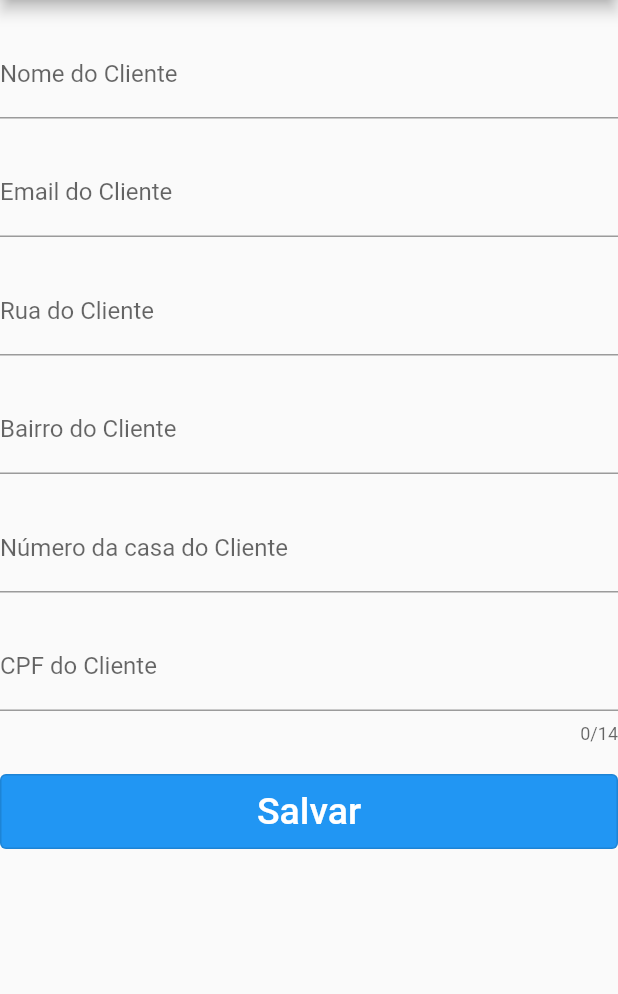
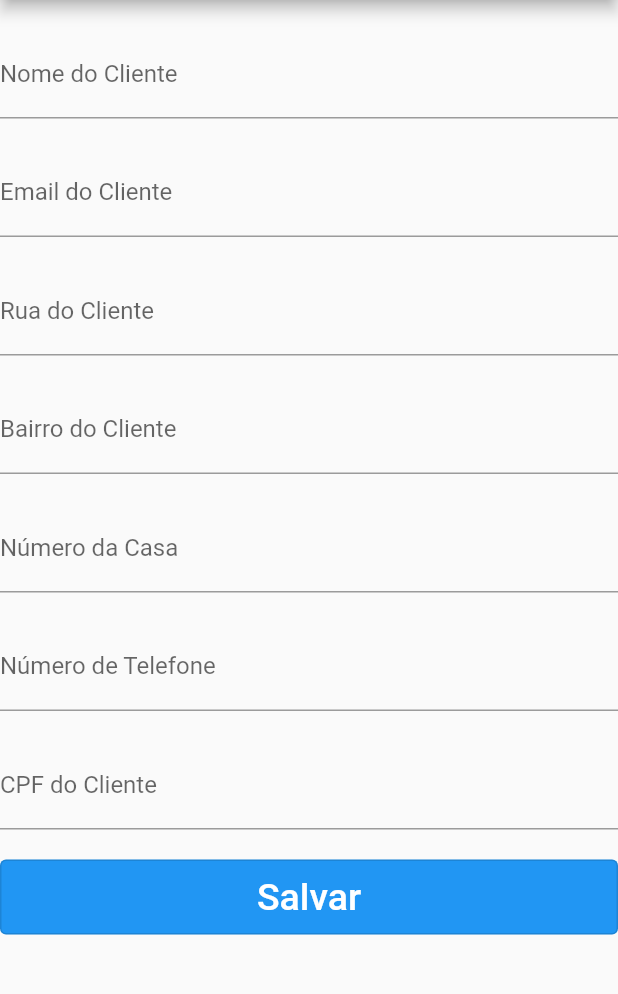
Before and after one commit to LokoInsanus/pet-shop, a Flutter app: the screen it shows after launch, after a tap on "Cadastrar Cliente", on a phone screen of 412 x 824 dp, the part 84-1078 px from its top. Run offline on Flutter 3.47's test engine with Material 2 defaults, Android fonts, the phone set to English and light mode, and no system bars; our stand-ins replace flutter_masked_text2.

Commit message:
New Buttons

```diff
--- a/lib/main.dart
+++ b/lib/main.dart
@@ -15,9 +15,11 @@ class MyApp extends StatelessWidget {
       title: 'Pet Shop',
       routes: {
         '/': (context) => const Home(),
-        '/cliente': (context) => const RegistroCliente(),
+        '/registroCliente': (context) => const RegistroCliente(),
+        '/registroPet': (context) => const RegistroCliente(),
+        '/listarClientes': (context) => const RegistroCliente(),
+        '/listarPets': (context) => const RegistroCliente(),
       },
-
     );
   }
 }
--- a/lib/models/cliente.dart
+++ b/lib/models/cliente.dart
@@ -1,17 +1,21 @@
 class Cliente {
+  int id;
   String nome;
   String email;
   String rua;
   String bairro;
-  int numero;
+  int numeroCasa;
+  String numeroTelefone;
   String cpf;
 
   Cliente({
+    required this.id,
     required this.nome,
     required this.email,
     required this.rua,
     required this.bairro,
-    required this.numero,
+    required this.numeroCasa,
+    required this.numeroTelefone,
     required this.cpf
   });
 }
--- a/lib/views/components/buildForm.dart
+++ b/lib/views/components/buildForm.dart
@@ -3,14 +3,19 @@ import 'package:pet_shop/views/components/textForm.dart';
 
 // ignore: must_be_immutable
 class BuildForm extends StatelessWidget {
-  BuildForm(this.fields, {Key? key, this.heights, this.cpfField}) : super(key: key) {
+  BuildForm(this.fields, {Key? key, this.heights, this.cpfField, this.numero}) : super(key: key) {
     textFields = [];
-    for (var i in fields) {
+    for (var text in fields) {
       textFields.add(SizedBox(height: heights,));
-      if(i != cpfField)
-        textFields.add(TextForm(name: i));
-      else
-        textFields.add(TextForm(name: i, cpf: true));
+      if(text == cpfField) {
+        textFields.add(TextForm(text, cpf: true,));
+      }
+      else if(text == numero) {
+        textFields.add(TextForm(text, numero: true));
+      }
+      else {
+        textFields.add(TextForm(text,));
+      }
     }
   }
 
@@ -18,6 +23,7 @@ class BuildForm extends StatelessWidget {
   late List<Widget> textFields;
   double? heights;
   String? cpfField;
+  String? numero;
 
   @override
   Widget build(BuildContext context) {
--- /dev/null
+++ b/lib/views/components/buttonForm.dart
@@ -0,0 +1,34 @@
+import 'package:flutter/material.dart';
+
+class ButtonForm extends StatelessWidget {
+  const ButtonForm(this.name, {Key? key, this.route}) : super(key: key);
+
+  final String name;
+  final String? route;
+
+  @override
+  Widget build(BuildContext context) {
+    return Center(
+      child: SizedBox(
+        height: 50,
+        width: 500,
+        child: OutlinedButton(
+          onPressed: () {
+            if(route != null) {
+              Navigator.of(context).pushNamed(route!);
+            }
+          },
+          style: OutlinedButton.styleFrom(
+            foregroundColor: Colors.white,
+            backgroundColor: Colors.blue,
+          ),
+          child: Text(name,
+            style: const TextStyle(
+              fontSize: 25,
+            ),
+          )
+        ),
+      ),
+    );
+  }
+}
--- a/lib/views/components/textForm.dart
+++ b/lib/views/components/textForm.dart
@@ -1,31 +1,38 @@
 import 'package:flutter/material.dart';
+import 'package:flutter/services.dart';
 import 'package:flutter_masked_text2/flutter_masked_text2.dart';
 
 // ignore: must_be_immutable
 class TextForm extends StatelessWidget {
-  TextForm({Key? key, required this.name, this.max, this.cpf = false}) : super(key: key) {
+  TextForm(this.name, {Key? key, this.max, this.cpf = false, this.numero = false}) : super(key: key) {
     if(cpf) {
-      cpfMask = MaskedTextController(mask: '000.000.000-00');
+      mask = MaskedTextController(mask: '000.000.000-00');
       max = 14;
+    }
+    else if(numero) {
+      mask = MaskedTextController(mask: '(00) 00000-0000');
+      max = 15;
     }
   }
 
   final String name;
   final bool cpf;
+  final bool numero;
 
   late int? max;
-  MaskedTextController? cpfMask;
+  MaskedTextController? mask;
 
   @override
   Widget build(BuildContext context) {
     return Center(
       child: SizedBox(
         width: 500,
-        child: TextFormField(
-          controller: cpfMask,
+        child: TextField(
+          controller: mask,
           maxLength: max,
           decoration: InputDecoration(
             labelText: name,
+            counterText: ''
           ),
         ),
       ),
--- a/lib/views/pages/home.dart
+++ b/lib/views/pages/home.dart
@@ -1,4 +1,5 @@
 import 'package:flutter/material.dart';
+import 'package:pet_shop/views/components/buttonForm.dart';
 
 class Home extends StatelessWidget {
   const Home({Key? key}) : super(key: key);
@@ -10,23 +11,15 @@ class Home extends StatelessWidget {
         title: const Text('Pet Shop - Home'),
         centerTitle: true,
       ),
-      body: Column(children: [
+      body: const Column(children: [
         SizedBox(height: 20,),
-        Center(
-          child: SizedBox(
-            height: 50,
-            width: 500,
-            child: OutlinedButton(
-                onPressed: () {
-                  Navigator.of(context).pushNamed('/cliente');
-                },
-                style: OutlinedButton.styleFrom(
-                  foregroundColor: Colors.white,
-                  backgroundColor: Colors.blue,
-                ),
-                child: Text('Cadastrar Cliente')),
-          ),
-        ),
+        ButtonForm('Cadastrar Cliente', route: '/registroCliente',),
+        SizedBox(height: 20,),
+        ButtonForm('Cadastrar Pet', route: '/registroPet',),
+        SizedBox(height: 20,),
+        ButtonForm('Listar Clientes', route: '/listarClientes',),
+        SizedBox(height: 20,),
+        ButtonForm('Listar Pets', route: '/listarPets',),
       ]),
     );
   }
--- a/lib/views/pages/registroCliente.dart
+++ b/lib/views/pages/registroCliente.dart
@@ -1,5 +1,6 @@
 import 'package:flutter/material.dart';
 import 'package:pet_shop/views/components/buildForm.dart';
+import 'package:pet_shop/views/components/buttonForm.dart';
 
 class RegistroCliente extends StatelessWidget {
   const RegistroCliente({ Key? key }) : super(key: key);
@@ -18,30 +19,16 @@ class RegistroCliente extends StatelessWidget {
           'Email do Cliente',
           'Rua do Cliente',
           'Bairro do Cliente',
-          'Número da casa do Cliente',
+          'Número da Casa',
+          'Número de Telefone',
           'CPF do Cliente'
           ],
           heights: 20,
-          cpfField: 'CPF do Cliente'
+          cpfField: 'CPF do Cliente',
+          numero: 'Número de Telefone',
         ),
         const SizedBox(height: 20,),
-        SizedBox(
-          height: 50,
-          width: 500,
-          child: OutlinedButton(
-            onPressed: () {},
-            style: OutlinedButton.styleFrom(
-              foregroundColor: Colors.white,
-              backgroundColor: Colors.blue,
-            ),
-            child: const Text(
-              'Salvar',
-                style: TextStyle(
-                  fontSize: 25
-                ),
-            ),
-          ),
-        )
+        const ButtonForm('Salvar' )
       ]),
     );
   }
```
Also changed, not shown: lib/views/pages/listarClientes.dart (added), lib/views/pages/listarPets.dart (added), lib/views/pages/registroPet.dart (added).
